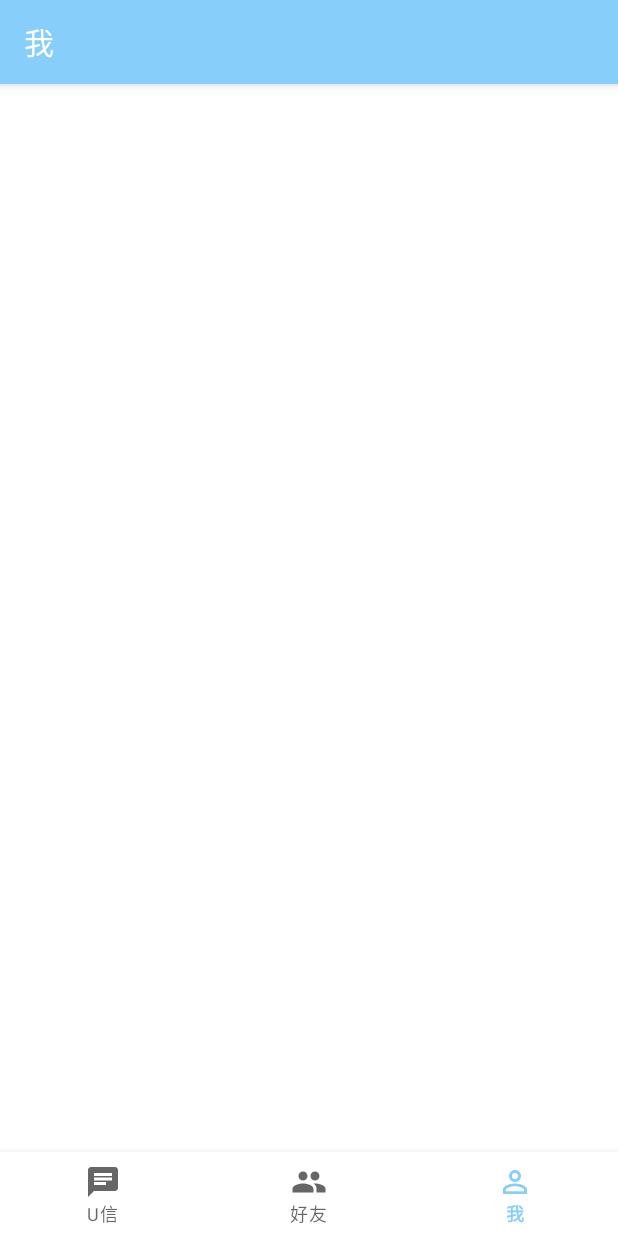
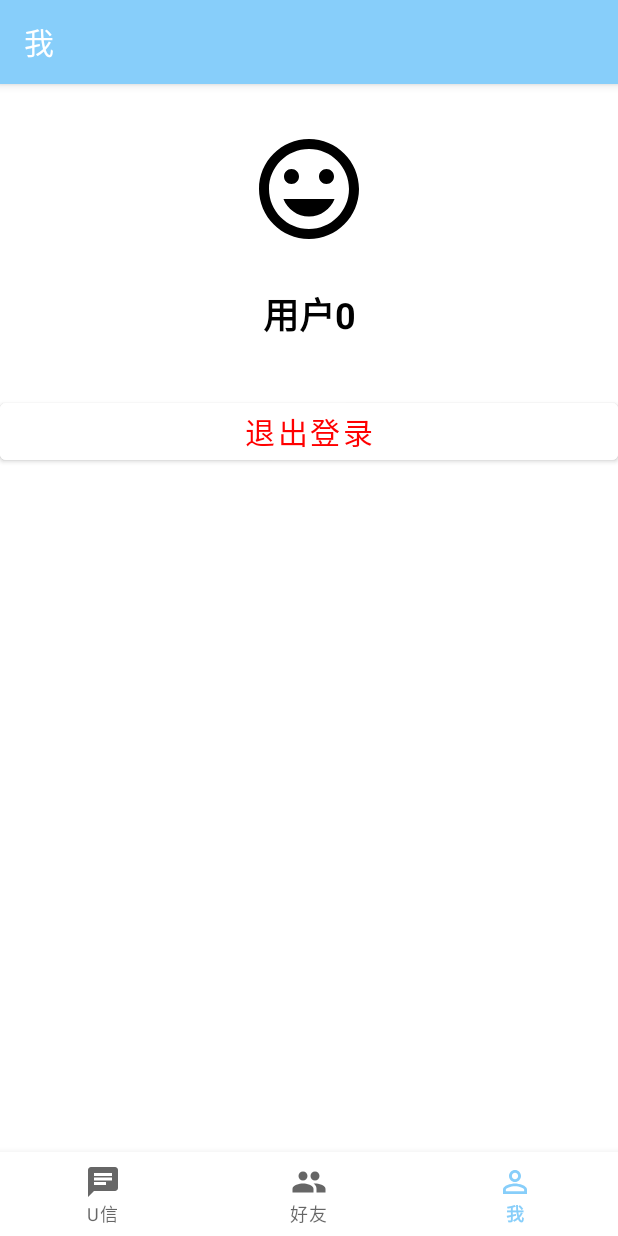
Before and after one commit to Maxwell-L/YouChat, an Android app: the FriendFragment screen opened through its navigation route, item 3 of the bottom bar chosen, on a phone screen of 412 x 824 dp. Run offline under Robolectric (Android 15) with nearby library versions, the phone set to English and light mode, and no system bars; our stand-ins replace navigation-ui; libraries missing offline, so code that uses them is left out: org.greenrobot.greendao; 13 statements that could not run were skipped.

Commit message:
新增退出登录功能

```diff
--- a/app/src/main/java/com/maxwell/youchat/YouChatApplication.java
+++ b/app/src/main/java/com/maxwell/youchat/YouChatApplication.java
@@ -8,8 +8,6 @@ import com.maxwell.youchat.entity.DaoSession;
 
 import org.greenrobot.greendao.database.Database;
 
-import java.util.HashMap;
-import java.util.Map;
 import java.util.concurrent.ConcurrentHashMap;
 
 public class YouChatApplication extends Application {
--- a/app/src/main/java/com/maxwell/youchat/ui/me/MeFragment.java
+++ b/app/src/main/java/com/maxwell/youchat/ui/me/MeFragment.java
@@ -1,7 +1,60 @@
 package com.maxwell.youchat.ui.me;
 
+import android.app.AlertDialog;
+import android.content.DialogInterface;
+import android.content.Intent;
+import android.os.Bundle;
+import android.view.LayoutInflater;
+import android.view.View;
+import android.view.ViewGroup;
+import android.widget.Button;
+import android.widget.TextView;
+import android.widget.Toast;
+
+import androidx.annotation.NonNull;
 import androidx.fragment.app.Fragment;
+
+import com.maxwell.youchat.R;
+import com.maxwell.youchat.YouChatApplication;
+import com.maxwell.youchat.activity.LoginActivity;
+import com.maxwell.youchat.service.WebSocketClientService;
 
 public class MeFragment extends Fragment {
 
+    private View root;
+
+    private Button logoutButton;
+    private TextView textView;
+
+    public View onCreateView(@NonNull LayoutInflater inflater,
+                             ViewGroup container, Bundle savedInstanceState) {
+        super.onCreateView(inflater, container, savedInstanceState);
+
+        root = inflater.inflate(R.layout.fragment_me, container, false);
+        textView = root.findViewById(R.id.my_username);
+        logoutButton = root.findViewById(R.id.logout_button);
+        String username = "用户" + ((YouChatApplication) getActivity().getApplication()).getUserId();
+        textView.setText(username);
+        logoutButton.setOnClickListener(v -> {
+            // 退出登录
+            AlertDialog alertDialog = new AlertDialog.Builder(getActivity())
+                    .setTitle("退出登录")
+                    .setMessage("您确定要退出登录吗?")
+                    .setPositiveButton("确定", (dialog, which) -> {
+                        ((YouChatApplication) getActivity().getApplication()).getClient().close();
+                        Intent stopWebSocketClientService = new Intent(getActivity(), WebSocketClientService.class);
+                        getActivity().stopService(stopWebSocketClientService);
+                        Intent intent = new Intent(getActivity(), LoginActivity.class);
+                        startActivity(intent);
+                        getActivity().finish();
+                    })
+                    .setNegativeButton("取消", ((dialog, which) -> {
+                        return;
+                    }))
+                    .create();
+            alertDialog.show();
+        });
+        return root;
+    }
+
 }
--- a/app/src/main/res/layout/fragment_me.xml
+++ b/app/src/main/res/layout/fragment_me.xml
@@ -1,11 +1,50 @@
 <?xml version="1.0" encoding="utf-8"?>
-<androidx.constraintlayout.widget.ConstraintLayout xmlns:android="http://schemas.android.com/apk/res/android"
+<androidx.appcompat.widget.LinearLayoutCompat
+    xmlns:android="http://schemas.android.com/apk/res/android"
     xmlns:app="http://schemas.android.com/apk/res-auto"
     xmlns:tools="http://schemas.android.com/tools"
     android:layout_width="match_parent"
     android:layout_height="match_parent"
+    android:orientation="vertical"
     tools:context=".ui.me.MeFragment">
+
+    <ImageView
+        android:id="@+id/my_icon"
+        android:layout_width="100dp"
+        android:layout_height="100dp"
+        android:layout_gravity="center"
+        android:layout_marginTop="20dp"
+        android:paddingTop="10dp"
+        android:paddingBottom="10dp"
+
+        android:src="@drawable/smile_face_24dp"
+        />
+    <TextView
+        android:id="@+id/my_username"
+        android:layout_width="match_parent"
+        android:layout_height="wrap_content"
+        android:layout_marginTop="10dp"
+        android:layout_marginBottom="10dp"
+        android:paddingTop="5dp"
+        android:paddingBottom="5dp"
+        android:gravity="center"
+        android:text="用户1"
+        android:textSize="24dp"
+        android:textStyle="bold"
+        android:textColor="@color/black"
+        />
+    <Button
+        android:id="@+id/logout_button"
+        android:layout_width="match_parent"
+        android:layout_height="wrap_content"
+        android:layout_marginTop="20dp"
+        android:text="退出登录"
+        android:textStyle="normal"
+        android:textSize="20dp"
+        android:textColor="@color/red"
+        android:backgroundTint="@color/white"
+         />
 
 
 
-</androidx.constraintlayout.widget.ConstraintLayout>
+</androidx.appcompat.widget.LinearLayoutCompat>
--- a/app/src/main/res/values/colors.xml
+++ b/app/src/main/res/values/colors.xml
@@ -18,4 +18,5 @@
     <color name="grey">#FF808080</color>
     <color name="blue">#FF0000FF</color>
     <color name="royal_blue">#FF4169E1</color>
+    <color name="red">#FFFF0000</color>
 </resources>
```
Also changed, not shown: app/src/main/java/com/maxwell/youchat/service/WebSocketClientService.java (+22 -17 lines).
